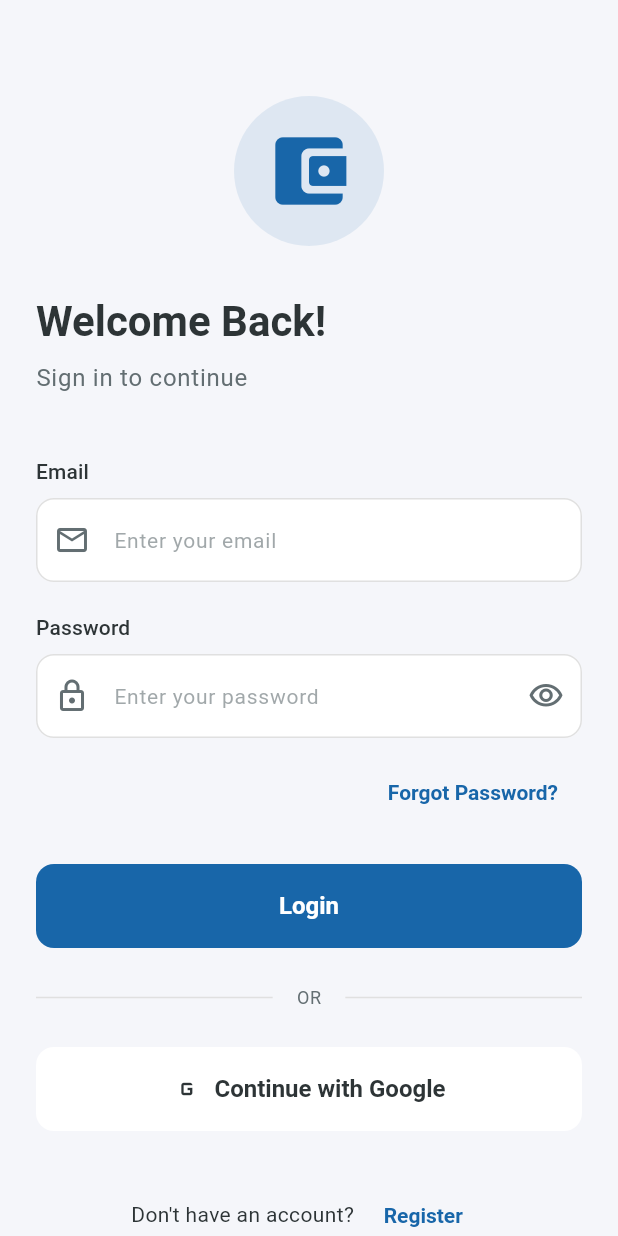
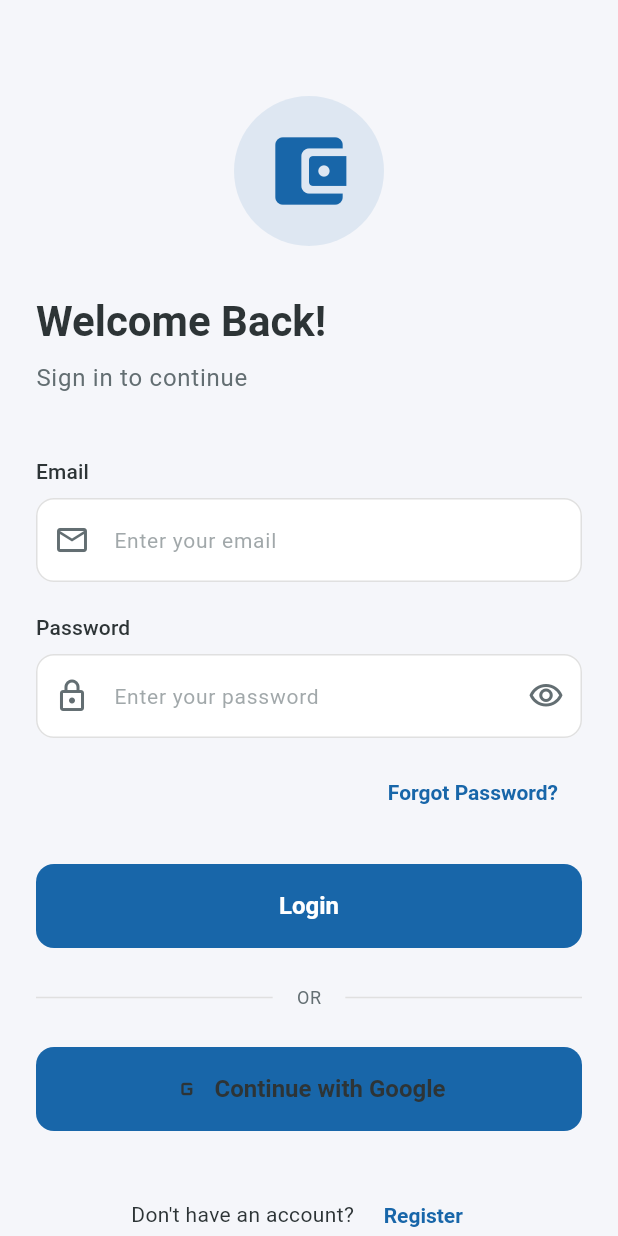
Before and after one commit to minakshibisen/smart_finance, a Flutter app: the screen it shows after launch, on a phone screen of 412 x 824 dp. Run offline on Flutter 3.47's test engine with Material 3 defaults, Android fonts, the phone set to English and light mode, and no system bars; our stand-ins replace cloud_firestore, equatable, firebase_auth, firebase_core, firebase_storage, fl_chart and 7 more; accounts and stored records are empty.

Commit message:
button color change

```diff
--- a/lib/presentations/widget/common/custom_button.dart
+++ b/lib/presentations/widget/common/custom_button.dart
@@ -1,3 +1,4 @@
+import 'package:finance_manager/core/constants/app_color.dart';
 import 'package:flutter/material.dart';
 
 class CustomButton extends StatelessWidget {
@@ -30,7 +31,7 @@ class CustomButton extends StatelessWidget {
       child: ElevatedButton(
         onPressed: isLoading ? null : onPressed,
         style: ElevatedButton.styleFrom(
-          backgroundColor: backgroundColor,
+          backgroundColor: AppColors.primary,
           foregroundColor: textColor,
         ),
         child: isLoading
```
